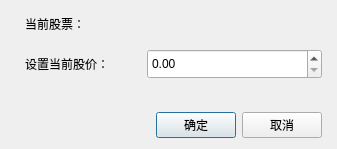
Before: the Qt Designer form UI/JKSettingLatestPrice.ui in Mr-WangJin/StockTool, drawn with Qt 5.
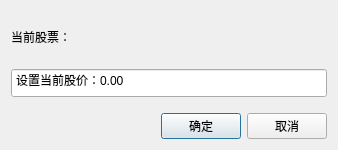
After: the same form once the commit is applied.

```diff
--- a/UI/JKSettingLatestPrice.ui
+++ b/UI/JKSettingLatestPrice.ui
@@ -6,26 +6,14 @@
    <rect>
     <x>0</x>
     <y>0</y>
-    <width>337</width>
-    <height>149</height>
+    <width>338</width>
+    <height>150</height>
    </rect>
   </property>
   <property name="windowTitle">
    <string>JKSettingLatestPrice</string>
   </property>
   <layout class="QVBoxLayout" name="verticalLayout">
-   <property name="spacing">
-    <number>16</number>
-   </property>
-   <property name="leftMargin">
-    <number>25</number>
-   </property>
-   <property name="topMargin">
-    <number>15</number>
-   </property>
-   <property name="rightMargin">
-    <number>15</number>
-   </property>
    <item>
     <widget class="QLabel" name="lblCurStock">
      <property name="text">
@@ -34,41 +22,26 @@
     </widget>
    </item>
    <item>
-    <layout class="QHBoxLayout" name="horizontalLayout" stretch="2,3">
-     <item>
-      <widget class="QLabel" name="label_2">
-       <property name="text">
-        <string>设置当前股价：</string>
-       </property>
-      </widget>
-     </item>
-     <item>
-      <widget class="QDoubleSpinBox" name="dSpBxPrice">
-       <property name="minimumSize">
-        <size>
-         <width>0</width>
-         <height>30</height>
-        </size>
-       </property>
-      </widget>
-     </item>
-    </layout>
-   </item>
-   <item>
-    <spacer name="verticalSpacer">
-     <property name="orientation">
-      <enum>Qt::Vertical</enum>
-     </property>
-     <property name="sizeHint" stdset="0">
+    <widget class="QDoubleSpinBox" name="dSpBxPrice">
+     <property name="minimumSize">
       <size>
-       <width>20</width>
-       <height>40</height>
+       <width>0</width>
+       <height>30</height>
       </size>
      </property>
-    </spacer>
+     <property name="buttonSymbols">
+      <enum>QAbstractSpinBox::NoButtons</enum>
+     </property>
+     <property name="prefix">
+      <string>设置当前股价：</string>
+     </property>
+    </widget>
    </item>
    <item>
     <layout class="QHBoxLayout" name="horizontalLayout_2">
+     <property name="topMargin">
+      <number>9</number>
+     </property>
      <item>
       <spacer name="horizontalSpacer">
        <property name="orientation">
```
